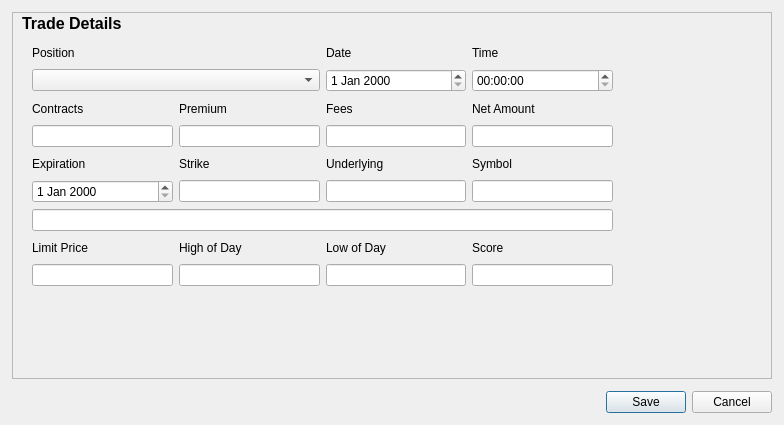
Qt form src/ebf_trading_ui/forms/option_entry/trade_entry_form.ui (Berryl/EbfTradingUI) before a commit.
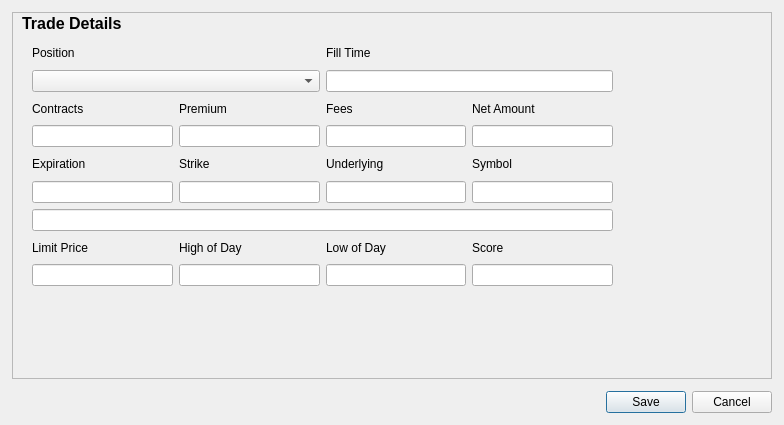
The same form after that commit. Custom widgets are drawn as their Qt base class.

Commit message: Update to Python 3.13, refactor `TradeEntryForm`, and enhance fill time handling and bindings

Diff of the .ui file:
```diff
--- a/src/ebf_trading_ui/forms/option_entry/trade_entry_form.ui
+++ b/src/ebf_trading_ui/forms/option_entry/trade_entry_form.ui
@@ -180,35 +180,12 @@
          </property>
         </widget>
        </item>
-       <item row="5" column="0">
-        <widget class="QDateEdit" name="dateEdit_2"/>
-       </item>
        <item row="8" column="0">
         <widget class="QLineEdit" name="limitPrice"/>
        </item>
        <item row="6" column="0" colspan="4">
         <widget class="QLineEdit" name="tradeNarrative"/>
        </item>
-       <item row="1" column="3">
-        <widget class="QTimeEdit" name="timeEdit"/>
-       </item>
-       <item row="0" column="3">
-        <widget class="QLabel" name="label_4">
-         <property name="text">
-          <string>Time</string>
-         </property>
-        </widget>
-       </item>
-       <item row="1" column="2">
-        <widget class="QDateEdit" name="dateEdit"/>
-       </item>
-       <item row="0" column="2">
-        <widget class="QLabel" name="label_3">
-         <property name="text">
-          <string>Date</string>
-         </property>
-        </widget>
-       </item>
        <item row="1" column="0" colspan="2">
         <widget class="QComboBox" name="position"/>
        </item>
@@ -228,6 +205,19 @@
        <item row="8" column="3">
         <widget class="QLineEdit" name="score"/>
        </item>
+       <item row="5" column="0">
+        <widget class="QLineEdit" name="expiration"/>
+       </item>
+       <item row="0" column="2" colspan="2">
+        <widget class="QLabel" name="label_4">
+         <property name="text">
+          <string>Fill Time</string>
+         </property>
+        </widget>
+       </item>
+       <item row="1" column="2" colspan="2">
+        <widget class="DateTimeLineEdit" name="fillTime"/>
+       </item>
       </layout>
      </widget>
     </widget>
@@ -247,6 +237,13 @@
    </item>
   </layout>
  </widget>
+ <customwidgets>
+  <customwidget>
+   <class>DateTimeLineEdit</class>
+   <extends>QLineEdit</extends>
+   <header>ebf_ui.widgets.custom.date_time_line_edit</header>
+  </customwidget>
+ </customwidgets>
  <resources/>
  <connections>
   <connection>
```
The commit also changes 5 other files.
